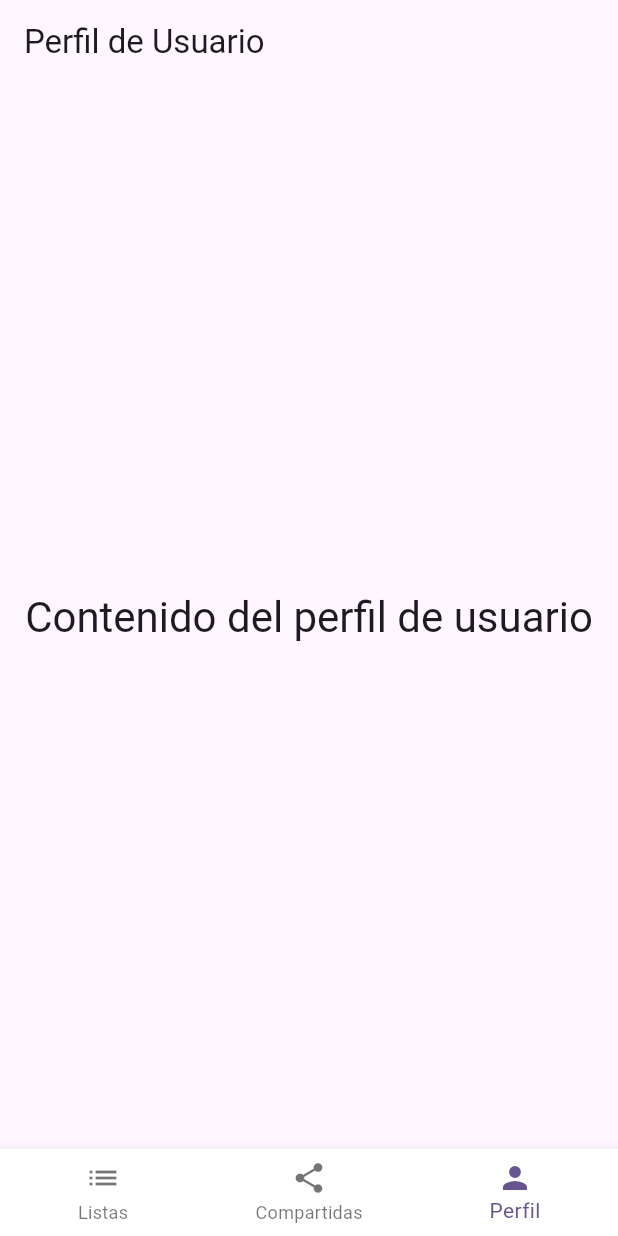
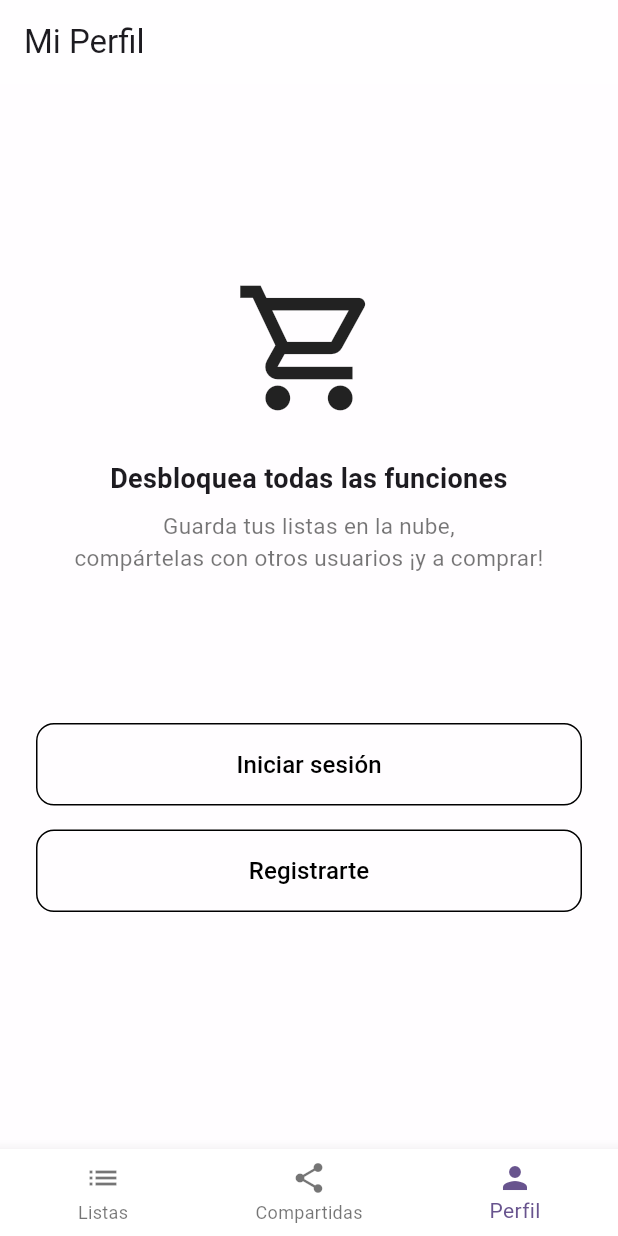
Before and after one commit to JuanAlberticoHF/ShareShopping, a Flutter app: the screen it shows after launch, item 3 of the bottom bar chosen, on a phone screen of 412 x 824 dp. Run offline on Flutter 3.47's test engine with Material 3 defaults, Android fonts, the phone set to English and light mode, and no system bars; our stand-ins replace firebase_auth, firebase_core, flutter_slidable; missing offline and left inert: firebase_cloud_firestore; accounts and stored records are empty; generated files the repository leaves out were written again.

Commit message:
- Creación de las operaciones basicas de autentificación.
- Creación de la interfaz de autentificación.

- Cambios en el sistema de creación y visualizacion de los listados.

```diff
--- /dev/null
+++ b/lib/app/pages/authPages/sin_cuenta_page.dart
@@ -0,0 +1,100 @@
+import 'package:flutter/material.dart';
+import 'package:shareshopping/app/pages/authPages/registrar_page.dart';
+import 'iniciar_sesion_page.dart';
+
+class SinCuentaPage extends StatelessWidget {
+  const SinCuentaPage({super.key});
+
+  @override
+  Widget build(BuildContext context) {
+    return SafeArea(
+      child: Center(
+        child: SingleChildScrollView(
+          child: Padding(
+            padding: const EdgeInsets.all(24.0),
+            child: Column(
+              mainAxisAlignment: MainAxisAlignment.center,
+              children: [
+                const Icon(
+                  Icons.shopping_cart_outlined,
+                  size: 100,
+                  color: Colors.black87,
+                ),
+                const SizedBox(height: 24),
+                const Text(
+                  'Desbloquea todas las funciones',
+                  textAlign: TextAlign.center,
+                  style: TextStyle(
+                    fontWeight: FontWeight.bold,
+                    fontSize: 18,
+                  ),
+                ),
+                const SizedBox(height: 8),
+                const Text(
+                  'Guarda tus listas en la nube,\ncompártelas con otros usuarios ¡y a comprar!',
+                  textAlign: TextAlign.center,
+                  style: TextStyle(
+                    fontSize: 15,
+                    color: Colors.black54,
+                  ),
+                ),
+                const SizedBox(height: 100),
+                SizedBox(
+                  width: double.infinity,
+                  child: OutlinedButton(
+                    onPressed: () {
+                      Navigator.push(
+                        context,
+                        MaterialPageRoute(
+                          builder: (context) => const IniciarSesionPage(),
+                        ),
+                      );
+                    },
+                    style: OutlinedButton.styleFrom(
+                      padding: const EdgeInsets.symmetric(vertical: 16),
+                      shape: RoundedRectangleBorder(
+                        borderRadius: BorderRadius.circular(12),
+                      ),
+                      side: const BorderSide(color: Colors.black),
+                    ),
+                    child: const Text(
+                      'Iniciar sesión',
+                      style: TextStyle(fontSize: 16, color: Colors.black),
+                    ),
+                  ),
+                ),
+                const SizedBox(height: 16),
+                SizedBox(
+                  width: double.infinity,
+                  child: OutlinedButton(
+                    onPressed: () {
+                      Navigator.push(
+                        context,
+                        MaterialPageRoute(
+                          builder: (context) => const RegistrarPage(),
+                        ),
+                      );
+                    },
+                    style: OutlinedButton.styleFrom(
+                      padding: const EdgeInsets.symmetric(vertical: 16),
+                      shape: RoundedRectangleBorder(
+                        borderRadius: BorderRadius.circular(12),
+                      ),
+                      side: const BorderSide(color: Colors.black),
+                    ),
+                    child: const Text(
+                      'Registrarte',
+                      style: TextStyle(fontSize: 16, color: Colors.black),
+                    ),
+                  ),
+                ),
+                // Puedes eliminar o reducir este SizedBox si sigue habiendo overflow
+                const SizedBox(height: 32),
+              ],
+            ),
+          ),
+        ),
+      ),
+    );
+  }
+}
--- a/lib/app/pages/mainPages/perfil_usuario_page.dart
+++ b/lib/app/pages/mainPages/perfil_usuario_page.dart
@@ -1,5 +1,10 @@
 
+import 'package:firebase_auth/firebase_auth.dart';
 import 'package:flutter/material.dart';
+import 'package:shareshopping/app/pages/authPages/sin_cuenta_page.dart';
+
+import '../../../core/services/auth_service.dart';
+import '../authPages/cuenta_usuario.dart';
 
 class PerfilUsuarioPage extends StatelessWidget {
   const PerfilUsuarioPage({super.key});
@@ -8,13 +13,30 @@ class PerfilUsuarioPage extends StatelessWidget {
   Widget build(BuildContext context) {
     return Scaffold(
       appBar: AppBar(
-        title: const Text('Perfil de Usuario'),
+        title: const Text('Mi Perfil'),
+        backgroundColor: Colors.white70,
       ),
-      body: Center(
-        child: Text(
-          'Contenido del perfil de usuario',
-          style: Theme.of(context).textTheme.headlineMedium,
-        ),
+      backgroundColor: Colors.white70,
+      body: ValueListenableBuilder(
+          valueListenable: authServiceNotifier,
+          builder: (context, authServiceNotifier, child) {
+            return StreamBuilder (
+              stream: authServiceNotifier.authStateChanges,
+              builder: (context, snapshot) {
+                Widget widget;
+                if (snapshot.connectionState == ConnectionState.waiting) {
+                  widget = CircularProgressIndicator();
+                } else if (snapshot.hasData){
+                  // Usuario conectado
+                  User data = snapshot.data!;
+                  widget = UsuarioLogged(user: data);
+                } else {
+                  widget = const SinCuentaPage();
+                }
+                return widget;
+              },
+            );
+          }
       ),
     );
   }
--- a/lib/main.dart
+++ b/lib/main.dart
@@ -15,6 +15,7 @@ void main() async {
 
 class MyApp extends StatelessWidget {
   const MyApp({super.key});
+
 
   @override
   Widget build(BuildContext context) {
--- a/pubspec.yaml
+++ b/pubspec.yaml
@@ -37,6 +37,7 @@ dependencies:
   flutter_slidable: 4.0.0
   firebase_core: ^3.13.1
   firebase_cloud_firestore: ^5.4.4
+  firebase_auth: ^5.5.4
 
 dev_dependencies:
   flutter_test:
```
Also changed, not shown: lib/app/pages/authPages/cuenta_usuario.dart (added, +42 -0 lines), lib/app/pages/authPages/iniciar_sesion_page.dart (added, +135 -0 lines), lib/app/pages/authPages/registrar_page.dart (added, +145 -0 lines), lib/app/pages/mainPages/mis_listas_page.dart (+68 -54 lines), lib/app/pages/operationPages/add_listas_page.dart (+4 -3 lines), lib/core/services/auth_service.dart (added, +62 -0 lines), lib/core/services/listados_fb.dart (+8 -14 lines), pubspec.lock.
